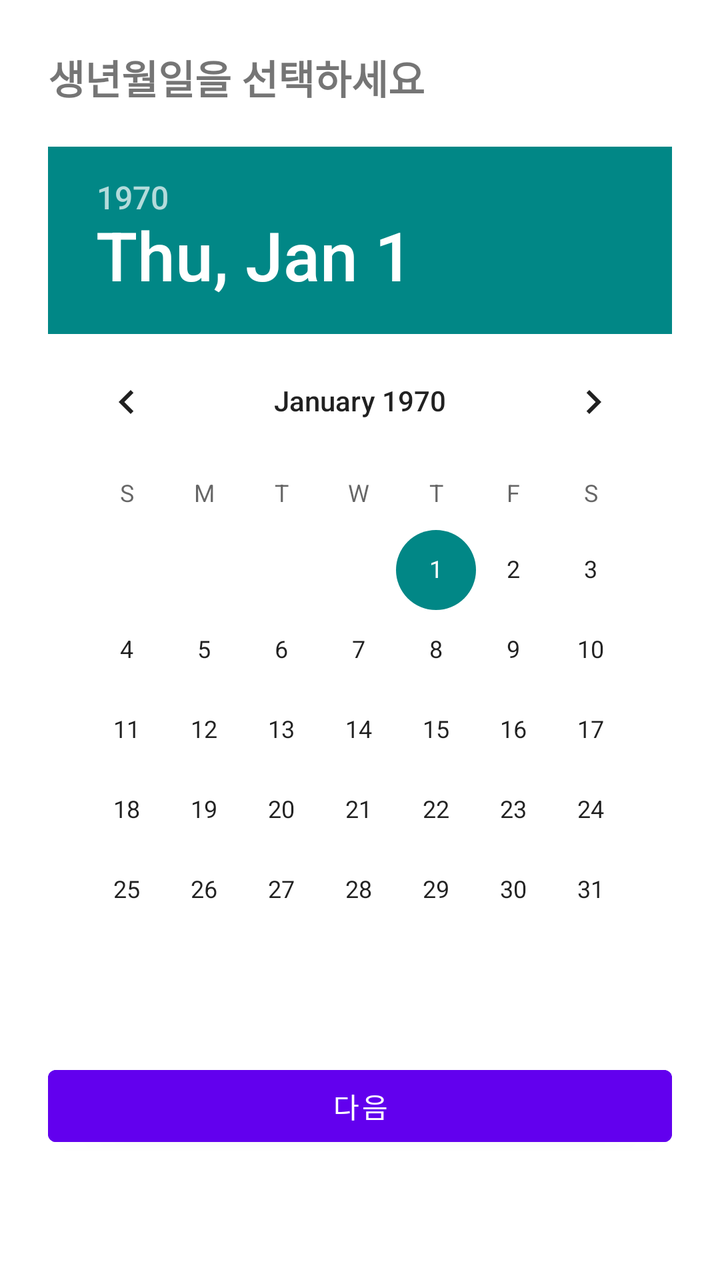
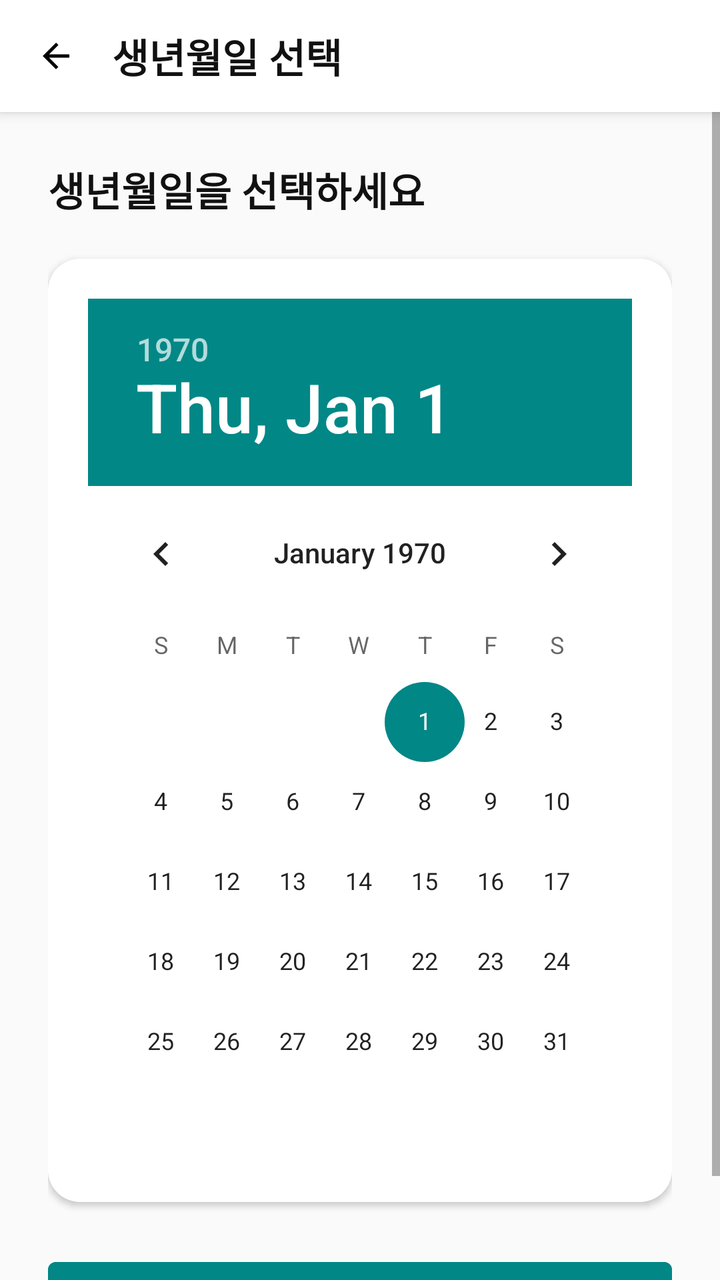

Two renders of the same Android screen: before a commit and after it. Below are the layout's source before the change and the commit's diff.
<!-- AndroidManifest.xml: application theme Theme.GJGN -->
<!-- res/layout/fragment_birth.xml -->
<?xml version="1.0" encoding="utf-8"?>
<LinearLayout xmlns:android="http://schemas.android.com/apk/res/android"
    android:layout_width="match_parent"
    android:layout_height="match_parent"
    android:orientation="vertical"
    android:padding="24dp">

    <TextView
        android:id="@+id/tvBirthTitle"
        android:layout_width="wrap_content"
        android:layout_height="wrap_content"
        android:text="생년월일을 선택하세요"
        android:textSize="20sp"
        android:textStyle="bold"
        android:layout_marginBottom="20dp" />

    <DatePicker
        android:id="@+id/datePickerBirth"
        android:layout_width="match_parent"
        android:layout_height="wrap_content"
        android:calendarViewShown="true" />

    <Button
        android:id="@+id/btnNextBirth"
        android:layout_width="match_parent"
        android:layout_height="wrap_content"
        android:text="다음"
        android:layout_marginTop="24dp"
        android:backgroundTint="@color/purple_500"
        android:textColor="@android:color/white" />
</LinearLayout>
<!-- resources referenced by this layout -->
<resources>
  <color name="purple_500">#FF6200EE</color>
  <style name="Theme.GJGN" parent="Theme.MaterialComponents.DayNight.NoActionBar">
          
          <item name="colorPrimary">@color/purple_700</item>
          <item name="colorPrimaryVariant">@color/purple_700</item>
          <item name="colorOnPrimary">@android:color/white</item>
          <item name="colorSecondary">@color/teal_700</item>
          <item name="android:windowMinWidthMajor">320dp</item>
          <item name="android:windowMinWidthMinor">320dp</item>
      </style>
  <color name="purple_700">#FF3700B3</color>
  <color name="teal_700">#FF018786</color>
</resources>

<!-- the commit's change to res/layout/fragment_birth.xml (unified diff, before → after) -->
@@ -3,29 +3,88 @@
     android:layout_width="match_parent"
     android:layout_height="match_parent"
     android:orientation="vertical"
-    android:padding="24dp">
+    android:background="#FAFAFA">
 
-    <TextView
-        android:id="@+id/tvBirthTitle"
-        android:layout_width="wrap_content"
-        android:layout_height="wrap_content"
-        android:text="생년월일을 선택하세요"
-        android:textSize="20sp"
-        android:textStyle="bold"
-        android:layout_marginBottom="20dp" />
+    
+    <LinearLayout
+        android:layout_width="match_parent"
+        android:layout_height="56dp"
+        android:orientation="horizontal"
+        android:gravity="center_vertical"
+        android:paddingStart="12dp"
+        android:paddingEnd="12dp"
+        android:background="@android:color/white"
+        android:elevation="4dp">
 
-    <DatePicker
-        android:id="@+id/datePickerBirth"
+        
+        <ImageView
+            android:id="@+id/btnBack"
+            android:layout_width="32dp"
+            android:layout_height="32dp"
+            android:src="@drawable/ic_arrow_back"
+            android:padding="6dp"
+            android:background="?attr/selectableItemBackgroundBorderless" />
+
+        
+        <TextView
+            android:text="생년월일 선택"
+            android:layout_width="wrap_content"
+            android:layout_height="wrap_content"
+            android:textSize="20sp"
+            android:textStyle="bold"
+            android:textColor="#111111"
+            android:layout_marginStart="12dp" />
+    </LinearLayout>
+
+    
+    <ScrollView
         android:layout_width="match_parent"
-        android:layout_height="wrap_content"
-        android:calendarViewShown="true" />
+        android:layout_height="match_parent"
+        android:fillViewport="true">
 
-    <Button
-        android:id="@+id/btnNextBirth"
-        android:layout_width="match_parent"
-        android:layout_height="wrap_content"
-        android:text="다음"
-        android:layout_marginTop="24dp"
-        android:backgroundTint="@color/purple_500"
-        android:textColor="@android:color/white" />
+        <LinearLayout
+            android:orientation="vertical"
+            android:padding="24dp"
+            android:layout_width="match_parent"
+            android:layout_height="wrap_content">
+
+            
+            <TextView
+                android:id="@+id/tvBirthTitle"
+                android:layout_width="wrap_content"
+                android:layout_height="wrap_content"
+                android:text="생년월일을 선택하세요"
+                android:textSize="20sp"
+                android:textStyle="bold"
+                android:textColor="#111111"
+                android:layout_marginBottom="20dp" />
+
+            
+            <LinearLayout
+                android:layout_width="match_parent"
+                android:layout_height="wrap_content"
+                android:background="@drawable/bg_card"
+                android:padding="20dp"
+                android:elevation="2dp"
+                android:orientation="vertical">
+
+                <DatePicker
+                    android:id="@+id/datePickerBirth"
+                    android:layout_width="match_parent"
+                    android:layout_height="wrap_content"
+                    android:calendarViewShown="true" />
+            </LinearLayout>
+
+            
+            <Button
+                android:id="@+id/btnNextBirth"
+                android:layout_width="match_parent"
+                android:layout_height="48dp"
+                android:text="다음"
+                android:layout_marginTop="24dp"
+                android:backgroundTint="@color/teal_700"
+                android:textColor="@android:color/white" />
+        </LinearLayout>
+    </ScrollView>
+
 </LinearLayout>
<!-- resource entries referenced after the edit -->
@@ -1,6 +1,5 @@
 <!-- resources referenced by this layout -->
 <resources>
-  <color name="purple_500">#FF6200EE</color>
   <style name="Theme.GJGN" parent="Theme.MaterialComponents.DayNight.NoActionBar">
           
           <item name="colorPrimary">@color/purple_700</item>
@@ -12,5 +11,21 @@
       </style>
   <color name="purple_700">#FF3700B3</color>
   <color name="teal_700">#FF018786</color>
+  <!-- drawable bg_card (drawable) -->
+  <shape xmlns:android="http://schemas.android.com/apk/res/android">
+      <solid android:color="@android:color/white"/>
+      <corners android:radius="16dp"/>
+  </shape>
+  <!-- drawable ic_arrow_back (drawable) -->
+  <vector xmlns:android="http://schemas.android.com/apk/res/android"
+      android:width="24dp"
+      android:height="24dp"
+      android:viewportWidth="24"
+      android:viewportHeight="24">
+  
+      <path
+          android:fillColor="#000000"
+          android:pathData="M20,11H7.83l5.59,-5.59L12,4l-8,8 8,8 1.41,-1.41L7.83,13H20v-2z"/>
+  </vector>
 </resources>
 
